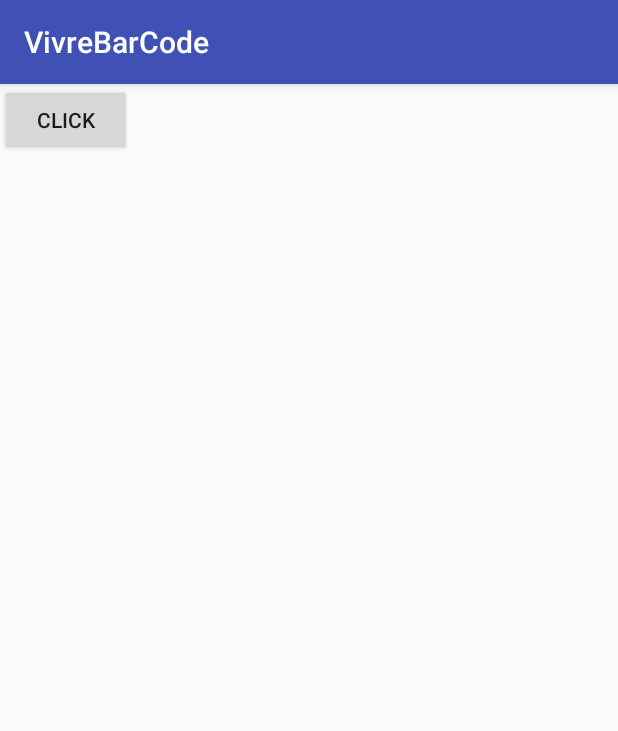
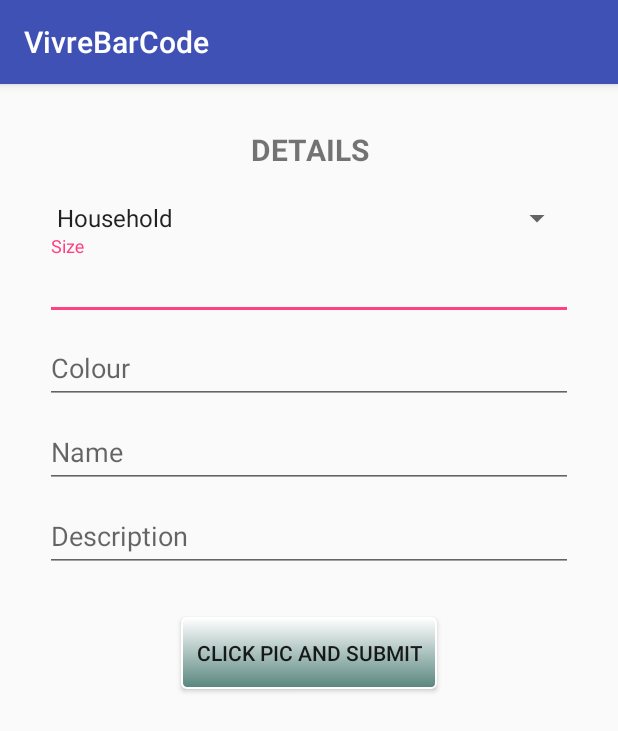
Before and after one commit to ColdProgrammer/vivre-app, an Android app: the screen it shows after launch (TempLauncher), on a phone screen of 412 x 824 dp. Shown: the top 731 px of the screen. Run offline under Robolectric (Android 15) with nearby library versions, the phone set to English and light mode, and no system bars; our stand-ins replace Firebase (no records; nobody signed in at launch, a user with empty details on screens opened directly); libraries missing offline, so code that uses them is left out: io.socket.client.

```diff
--- a/app/build.gradle
+++ b/app/build.gradle
@@ -28,10 +28,8 @@ dependencies {
     implementation fileTree(dir: 'libs', include: ['*.jar'])
     implementation 'com.android.support:appcompat-v7:26+'
     compile 'com.google.zxing:core:3.2.1'
+    compile 'com.android.support:design:26+'
     implementation 'com.android.support.constraint:constraint-layout:1.0.2'
 
 }
-
-
-
 apply plugin: 'com.google.gms.google-services'
--- a/app/src/main/AndroidManifest.xml
+++ b/app/src/main/AndroidManifest.xml
@@ -17,7 +17,6 @@
         android:theme="@style/AppTheme">
         <activity android:name=".MainActivity">
         </activity>
-        <activity android:name=".GenBarcodeActivity" />
         <activity android:name=".TempLauncher">
             <intent-filter>
                 <action android:name="android.intent.action.MAIN" />
@@ -35,6 +34,4 @@
                 android:resource="@xml/file_paths"></meta-data>
         </provider>
     </application>
-
-
 </manifest>
--- a/app/src/main/java/com/cs442/srajan/vivrebarcode/TempLauncher.java
+++ b/app/src/main/java/com/cs442/srajan/vivrebarcode/TempLauncher.java
@@ -3,7 +3,7 @@ package com.cs442.srajan.vivrebarcode;
 import android.content.Intent;
 import android.content.pm.PackageManager;
 import android.net.Uri;
-import android.os.Build;
+import android.os.Bundle;
 import android.os.Environment;
 import android.provider.MediaStore;
 import android.support.annotation.NonNull;
@@ -11,23 +11,20 @@ import android.support.v4.app.ActivityCompat;
 import android.support.v4.content.ContextCompat;
 import android.support.v4.content.FileProvider;
 import android.support.v7.app.AppCompatActivity;
-import android.os.Bundle;
-import android.util.Log;
 import android.view.View;
+import android.widget.AdapterView;
+import android.widget.ArrayAdapter;
 import android.widget.Button;
+import android.widget.EditText;
+import android.widget.Spinner;
+import android.widget.TextView;
 import android.widget.Toast;
 
 import com.google.android.gms.tasks.OnFailureListener;
 import com.google.android.gms.tasks.OnSuccessListener;
-import com.google.firebase.auth.AuthResult;
-import com.google.firebase.auth.FirebaseAuth;
-import com.google.firebase.auth.FirebaseUser;
-import com.google.firebase.storage.FileDownloadTask;
 import com.google.firebase.storage.FirebaseStorage;
 import com.google.firebase.storage.StorageReference;
 import com.google.firebase.storage.UploadTask;
-
-import org.json.JSONObject;
 
 import java.io.File;
 import java.io.IOException;
@@ -42,38 +39,68 @@ public class TempLauncher extends AppCompatActivity {
 
     private StorageReference mStorageRef;
     private Button button;
-    Socket socket;
+    private Spinner spinner;
+    private EditText etClothName, etClothSize, etClothColour, etClothDesc;
     private Uri photoURI;
-/*
-    final int MY_CAMERA_REQUEST_CODE = 100;
+    private TextView textView;
+    String text;
+
+    /*final int MY_CAMERA_REQUEST_CODE = 100;
                 if (checkSelfPermission(android.Manifest.permission.CAMERA)
                         != PackageManager.PERMISSION_GRANTED) {
         requestPermissions(new String[]{android.Manifest.permission.CAMERA},
                 MY_CAMERA_REQUEST_CODE);
-    }
-    */
+    }*/
+
     @Override
     protected void onCreate(Bundle savedInstanceState) {
         super.onCreate(savedInstanceState);
         setContentView(R.layout.activity_temp_launcher);
 
-
-        button = (Button) findViewById(R.id.cam_btn);
+        etClothName = findViewById(R.id.tieclothName);
+        etClothSize = findViewById(R.id.tieclothSize);
+        etClothColour = findViewById(R.id.tieclothClr);
+        etClothDesc = findViewById(R.id.tieclothDesc);
+        button = findViewById(R.id.cam_btn);
+        textView = findViewById(R.id.heading);
+        spinner = findViewById(R.id.dropdownList);
         mStorageRef = FirebaseStorage.getInstance().getReference();
 
-        try {
-            socket = IO.socket("http://vivre.manky.me:3003");
+        ArrayAdapter<CharSequence> adapter = ArrayAdapter.createFromResource(this,
+                R.array.categories, android.R.layout.simple_spinner_item);
+        adapter.setDropDownViewResource(android.R.layout.simple_spinner_dropdown_item);
+        spinner.setAdapter(adapter);
 
-        } catch (URISyntaxException e) {
-            e.printStackTrace();
+        //To change the value of the xml using spinner value
+
+        text = spinner.getSelectedItem().toString();
+
+        spinner.setOnItemSelectedListener(new AdapterView.OnItemSelectedListener() {
+            @Override
+            public void onItemSelected(AdapterView<?> adapterView, View view, int i, long l) {
+                if(text=="Household") {
+                    textView.setText("HouseHold Details");
+                } else if(text == "Clothes"){
+                    textView.setText("Cloth Details");
+                }
             }
 
-        socket.connect();
+            @Override
+            public void onNothingSelected(AdapterView<?> adapterView) {
+
+            }
+        });
+        /*if(text=="Household") {
+            textView.setText("HouseHold Details");
+        } else {
+            textView.setText("Cloth Details");
+        }*/
+
+
 
         //select which permission you want
         final String permission = android.Manifest.permission.READ_EXTERNAL_STORAGE;
-            if (ContextCompat.checkSelfPermission(TempLauncher.this, permission)
-                    != PackageManager.PERMISSION_GRANTED) {
+        if (ContextCompat.checkSelfPermission(TempLauncher.this, permission)!= PackageManager.PERMISSION_GRANTED) {
             if (ActivityCompat.shouldShowRequestPermissionRationale(TempLauncher.this, permission)) {
             } else {
                 ActivityCompat.requestPermissions(TempLauncher.this, new String[]{permission}, 1);
@@ -83,16 +110,11 @@ public class TempLauncher extends AppCompatActivity {
             button.setOnClickListener(new View.OnClickListener() {
                     @Override
                     public void onClick(View view) {
-
                         dispatchTakePictureIntent();
                     }
                 });
             }
         }
-
-
-
-
     String mCurrentPhotoPath;
 
     private File createImageFile() throws IOException {
@@ -146,11 +168,23 @@ public class TempLauncher extends AppCompatActivity {
                 @Override
                 public void onSuccess(UploadTask.TaskSnapshot taskSnapshot) {
                     Uri downloadURL = taskSnapshot.getDownloadUrl();
-                    String s = downloadURL.toString();
-                    String token = "eyJhbGciOiJIUzI1NiJ9.bWJhbnNhbDVAaGF3ay5paXQuZWR1.usXUpkIg0od0MQ_JNNJjgnT7JnZuc_Sfg_lDX_MuQ0Y";
-                    String j ="{\"token\":"+token+",\"url\":"+s+"}";
-                    socket.emit("update-url", j);
-                    Toast.makeText(TempLauncher.this, s, Toast.LENGTH_SHORT).show();
+                    ClothDetails clothDetails = new ClothDetails();
+                    clothDetails.url = downloadURL.toString();
+                    clothDetails.clothname = etClothName.getText().toString();
+                    clothDetails.colour = etClothColour.getText().toString();
+                    clothDetails.size = etClothSize.getText().toString();
+                    clothDetails.desc = etClothDesc.getText().toString();
+                    clothDetails.category = spinner.getSelectedItem().toString();
+                    //clothDetails.token = "eyJhbGciOiJIUzI1NiJ9.bWJhbnNhbDVAaGF3ay5paXQuZWR1.usXUpkIg0od0MQ_JNNJjgnT7JnZuc_Sfg_lDX_MuQ0Y";
+                    new AsynchronousTask(TempLauncher.this, clothDetails).execute();
+                    //Resetting the values
+                    etClothSize.setText("");
+                    etClothColour.setText("");
+                    etClothDesc.setText("");
+                    etClothName.setText("");
+                    /*String j ="{\"token\":"+token+",\"url\":"+s+"}";
+                    socket.emit("update-url", j);*/
+                    //Toast.makeText(TempLauncher.this, clothDetails.url, Toast.LENGTH_SHORT).show();
                 }
             }).addOnFailureListener(new OnFailureListener() {
                 @Override
--- a/app/src/main/res/layout/activity_temp_launcher.xml
+++ b/app/src/main/res/layout/activity_temp_launcher.xml
@@ -4,12 +4,108 @@
     xmlns:tools="http://schemas.android.com/tools"
     android:layout_width="match_parent"
     android:layout_height="match_parent"
-    tools:context="com.cs442.srajan.vivrebarcode.TempLauncher">
+    android:orientation="vertical"
+    tools:context="com.cs442.srajan.vivrebarcode.TempLauncher"
+    android:padding="10dp"
+    android:layout_gravity="center">
 
-   <Button
-       android:layout_width="wrap_content"
+   <LinearLayout
+       android:layout_width="match_parent"
        android:layout_height="wrap_content"
-       android:id="@+id/cam_btn"
-       android:text="click"
-       />
+       android:orientation="vertical"
+       android:padding="10dp">
+
+      <TextView
+          android:id="@+id/heading"
+          android:layout_width="match_parent"
+          android:layout_height="wrap_content"
+          android:text="Details"
+          android:textSize="20sp"
+          android:gravity="center"
+          android:textAllCaps="true"
+          android:textStyle="bold"
+          android:layout_margin="10dp"/>
+
+      <LinearLayout
+          android:layout_width="match_parent"
+          android:layout_height="match_parent"
+          android:orientation="vertical"
+          android:padding="10dp">
+
+         <Spinner
+             android:id="@+id/dropdownList"
+             android:layout_width="match_parent"
+             android:layout_height="wrap_content">
+         </Spinner>
+
+         <android.support.design.widget.TextInputLayout
+             android:layout_width="match_parent"
+             android:layout_height="wrap_content">
+
+            <android.support.design.widget.TextInputEditText
+                android:id="@+id/tieclothSize"
+                android:layout_width="match_parent"
+                android:layout_height="wrap_content"
+                android:inputType="text"
+                android:maxLines="1"
+                android:hint="Size"/>
+
+         </android.support.design.widget.TextInputLayout>
+
+         <android.support.design.widget.TextInputLayout
+             android:layout_width="match_parent"
+             android:layout_height="wrap_content">
+
+            <android.support.design.widget.TextInputEditText
+                android:id="@+id/tieclothClr"
+                android:layout_width="match_parent"
+                android:layout_height="wrap_content"
+                android:inputType="text"
+                android:maxLines="1"
+                android:hint="Colour"/>
+
+         </android.support.design.widget.TextInputLayout>
+
+         <android.support.design.widget.TextInputLayout
+             android:layout_width="match_parent"
+             android:layout_height="wrap_content">
+
+            <android.support.design.widget.TextInputEditText
+                android:id="@+id/tieclothName"
+                android:layout_width="match_parent"
+                android:layout_height="wrap_content"
+                android:inputType="text"
+                android:maxLines="1"
+                android:hint="Name"/>
+
+         </android.support.design.widget.TextInputLayout>
+
+         <android.support.design.widget.TextInputLayout
+             android:layout_width="match_parent"
+             android:layout_height="wrap_content">
+
+            <android.support.design.widget.TextInputEditText
+                android:id="@+id/tieclothDesc"
+                android:layout_width="match_parent"
+                android:layout_height="wrap_content"
+                android:inputType="text"
+                android:maxLines="3"
+                android:hint="Description"/>
+
+         </android.support.design.widget.TextInputLayout>
+
+      </LinearLayout>
+
+      <Button
+          android:background="@xml/mybutton"
+          android:layout_gravity="center"
+          android:layout_margin="20dp"
+          android:padding="10dp"
+          android:layout_marginTop="10dp"
+          android:layout_width="wrap_content"
+          android:layout_height="wrap_content"
+          android:id="@+id/cam_btn"
+          android:text="Click Pic and Submit"/>
+
+   </LinearLayout>
 </LinearLayout>
--- a/app/src/main/res/values/strings.xml
+++ b/app/src/main/res/values/strings.xml
@@ -2,4 +2,8 @@
     <string name="app_name">VivreBarCode</string>
     <string name="scan">Scan</string>
     <string name="scanPhone">Scan Phone QR Code</string>
+    <string-array name="categories">
+        <item>Household</item>
+        <item>Clothes</item>
+    </string-array>
 </resources>
--- /dev/null
+++ b/app/src/main/res/xml/mybutton.xml
@@ -0,0 +1,24 @@
+<?xml version="1.0" encoding="utf-8"?>
+<selector xmlns:android="http://schemas.android.com/apk/res/android" >
+    <item android:state_pressed="true" >
+        <shape android:shape="rectangle"  >
+            <corners android:radius="3dip" />
+            <stroke android:width="1dip" android:color="#FFFFFF" />
+            <gradient android:angle="-90" android:startColor="#FFFFFF" android:endColor="#689a92"  />
+        </shape>
+    </item>
+    <item android:state_focused="true">
+        <shape android:shape="rectangle"  >
+            <corners android:radius="3dip" />
+            <stroke android:width="1dip" android:color="#FFFFFF" />
+            <solid android:color="#FFFFFF"/>
+        </shape>
+    </item>
+    <item >
+        <shape android:shape="rectangle"  >
+            <corners android:radius="3dip" />
+            <stroke android:width="1dip" android:color="#FFFFFF" />
+            <gradient android:angle="-90" android:startColor="#FFFFFF" android:endColor="#58857e" />
+        </shape>
+    </item>
+</selector>
--- a/build.gradle
+++ b/build.gradle
@@ -8,10 +8,6 @@ buildscript {
     }
     dependencies {
         classpath 'com.android.tools.build:gradle:3.0.0'
-
-
-        // NOTE: Do not place your application dependencies here; they belong
-        // in the individual module build.gradle files
         classpath 'com.google.gms:google-services:3.1.0'
     }
 }
```
Also changed, not shown: app/src/main/java/com/cs442/srajan/vivrebarcode/AsynchronousTask.java (added, +138 -0 lines), app/src/main/java/com/cs442/srajan/vivrebarcode/ClothDetails.java (added, +19 -0 lines), app/src/main/java/com/cs442/srajan/vivrebarcode/GenBarcodeActivity.java (deleted, +0 -72 lines), app/src/main/java/com/cs442/srajan/vivrebarcode/MainActivity.java (+4 -25 lines), app/src/main/res/layout/activity_gen_barcode.xml (deleted, +0 -24 lines), app/src/main/res/layout/activity_main.xml (+15 -3 lines), 2 other files. Lines whose indentation alone changed are shown as unchanged.
